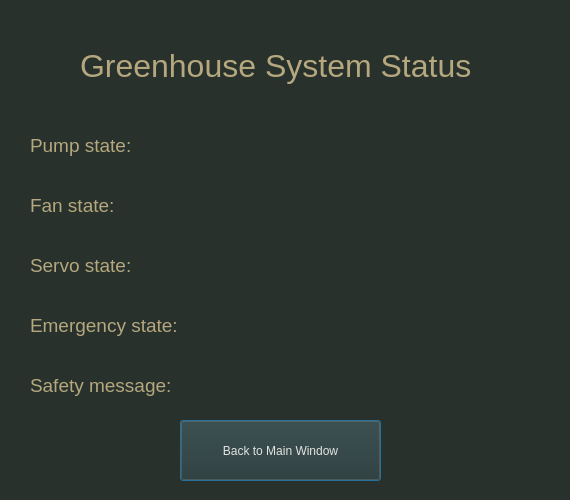
Old version of the form src/gui/gui/safety.ui in the repository sama-samy-ameen/smart_greenhouse_ros2.
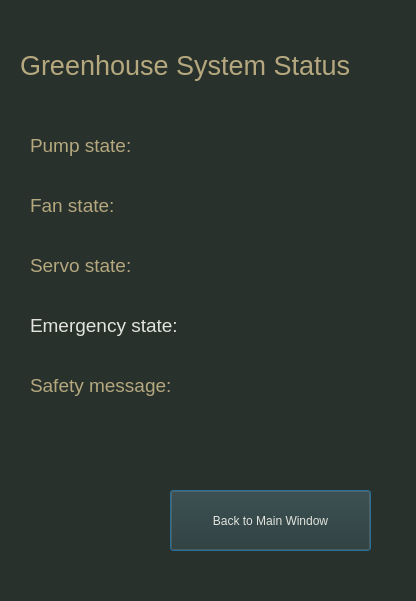
New version of the form.

The edit to the form file:
```diff
--- a/src/gui/gui/safety.ui
+++ b/src/gui/gui/safety.ui
@@ -6,8 +6,8 @@
    <rect>
     <x>0</x>
     <y>0</y>
-    <width>570</width>
-    <height>500</height>
+    <width>416</width>
+    <height>601</height>
    </rect>
   </property>
   <property name="windowTitle">
@@ -19,7 +19,7 @@
   <widget class="QLabel" name="title_label">
    <property name="geometry">
     <rect>
-     <x>80</x>
+     <x>20</x>
      <y>20</y>
      <width>421</width>
      <height>91</height>
@@ -28,7 +28,7 @@
    <property name="styleSheet">
     <string notr="true">
 font: 63 oblique 9pt &quot;URW Gothic&quot;;
-font-size:24pt;
+font-size:20pt;
 color: rgb(181, 168, 127);
 </string>
    </property>
@@ -102,7 +102,8 @@
    <property name="styleSheet">
     <string notr="true">font: 63 oblique 11pt &quot;URW Gothic&quot;;
 font-size:14pt;
-color: rgb(181, 168, 127);</string>
+color: rgb(181, 168, 127);
+color: rgb(226, 228, 222);</string>
    </property>
    <property name="text">
     <string>Emergency state:</string>
@@ -111,8 +112,8 @@
   <widget class="QPushButton" name="safety_back_button">
    <property name="geometry">
     <rect>
-     <x>180</x>
-     <y>420</y>
+     <x>170</x>
+     <y>490</y>
      <width>201</width>
      <height>61</height>
     </rect>
@@ -129,8 +130,27 @@
    <property name="geometry">
     <rect>
      <x>30</x>
+     <y>420</y>
+     <width>371</width>
+     <height>31</height>
+    </rect>
+   </property>
+   <property name="styleSheet">
+    <string notr="true">font: 63 oblique 11pt &quot;URW Gothic&quot;;
+color: rgb(226, 228, 222);
+font-size:14pt;
+</string>
+   </property>
+   <property name="text">
+    <string/>
+   </property>
+  </widget>
+  <widget class="QLabel" name="safety_message_label_2">
+   <property name="geometry">
+    <rect>
+     <x>30</x>
      <y>370</y>
-     <width>291</width>
+     <width>351</width>
      <height>31</height>
     </rect>
    </property>
```
